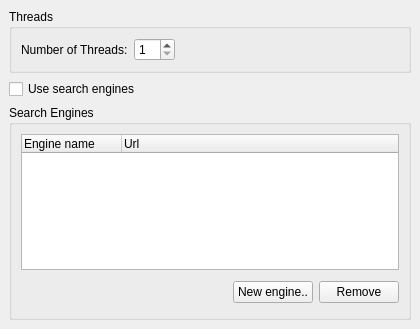
This is transfers/multisegmentkio/dlgmultisegkio.ui in KDE/kget as Qt 5 draws it before an edit. The edited form follows.
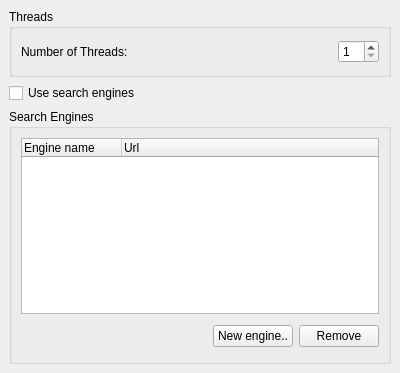
This is the edited form.

```diff
--- a/transfers/multisegmentkio/dlgmultisegkio.ui
+++ b/transfers/multisegmentkio/dlgmultisegkio.ui
@@ -8,8 +8,8 @@
    <rect>
     <x>0</x>
     <y>0</y>
-    <width>420</width>
-    <height>329</height>
+    <width>400</width>
+    <height>373</height>
    </rect>
   </property>
   <layout class="QGridLayout" >
@@ -19,8 +19,68 @@
    <property name="spacing" >
     <number>6</number>
    </property>
+   <item row="0" column="0" >
+    <widget class="QGroupBox" name="groupBox" >
+     <property name="title" >
+      <string>Threads</string>
+     </property>
+     <layout class="QGridLayout" >
+      <property name="margin" >
+       <number>9</number>
+      </property>
+      <property name="spacing" >
+       <number>6</number>
+      </property>
+      <item row="0" column="1" >
+       <spacer>
+        <property name="orientation" >
+         <enum>Qt::Horizontal</enum>
+        </property>
+        <property name="sizeHint" >
+         <size>
+          <width>111</width>
+          <height>27</height>
+         </size>
+        </property>
+       </spacer>
+      </item>
+      <item row="0" column="2" >
+       <widget class="QSpinBox" name="numSegSpinBox" >
+        <property name="maximum" >
+         <number>20</number>
+        </property>
+        <property name="minimum" >
+         <number>1</number>
+        </property>
+       </widget>
+      </item>
+      <item row="0" column="0" >
+       <widget class="QLabel" name="label" >
+        <property name="text" >
+         <string>Number of Threads:</string>
+        </property>
+       </widget>
+      </item>
+     </layout>
+    </widget>
+   </item>
+   <item row="1" column="0" >
+    <widget class="QCheckBox" name="enginesCheckBox" >
+     <property name="text" >
+      <string>Use search engines</string>
+     </property>
+    </widget>
+   </item>
    <item row="2" column="0" >
     <widget class="QGroupBox" name="searchEngineGroupBox" >
+     <property name="sizePolicy" >
+      <sizepolicy>
+       <hsizetype>5</hsizetype>
+       <vsizetype>5</vsizetype>
+       <horstretch>0</horstretch>
+       <verstretch>1</verstretch>
+      </sizepolicy>
+     </property>
      <property name="title" >
       <string>Search Engines</string>
      </property>
@@ -88,68 +148,6 @@
      </layout>
     </widget>
    </item>
-   <item row="1" column="0" >
-    <widget class="QCheckBox" name="enginesCheckBox" >
-     <property name="text" >
-      <string>Use search engines</string>
-     </property>
-    </widget>
-   </item>
-   <item row="0" column="0" >
-    <widget class="QGroupBox" name="groupBox" >
-     <property name="title" >
-      <string>Threads</string>
-     </property>
-     <layout class="QVBoxLayout" >
-      <property name="margin" >
-       <number>9</number>
-      </property>
-      <property name="spacing" >
-       <number>6</number>
-      </property>
-      <item>
-       <layout class="QHBoxLayout" >
-        <property name="margin" >
-         <number>0</number>
-        </property>
-        <property name="spacing" >
-         <number>6</number>
-        </property>
-        <item>
-         <widget class="QLabel" name="label" >
-          <property name="text" >
-           <string>Number of Threads:</string>
-          </property>
-         </widget>
-        </item>
-        <item>
-         <widget class="QSpinBox" name="numSegSpinBox" >
-          <property name="maximum" >
-           <number>20</number>
-          </property>
-          <property name="minimum" >
-           <number>1</number>
-          </property>
-         </widget>
-        </item>
-        <item>
-         <spacer>
-          <property name="orientation" >
-           <enum>Qt::Horizontal</enum>
-          </property>
-          <property name="sizeHint" >
-           <size>
-            <width>131</width>
-            <height>21</height>
-           </size>
-          </property>
-         </spacer>
-        </item>
-       </layout>
-      </item>
-     </layout>
-    </widget>
-   </item>
   </layout>
  </widget>
  <pixmapfunction></pixmapfunction>
```
